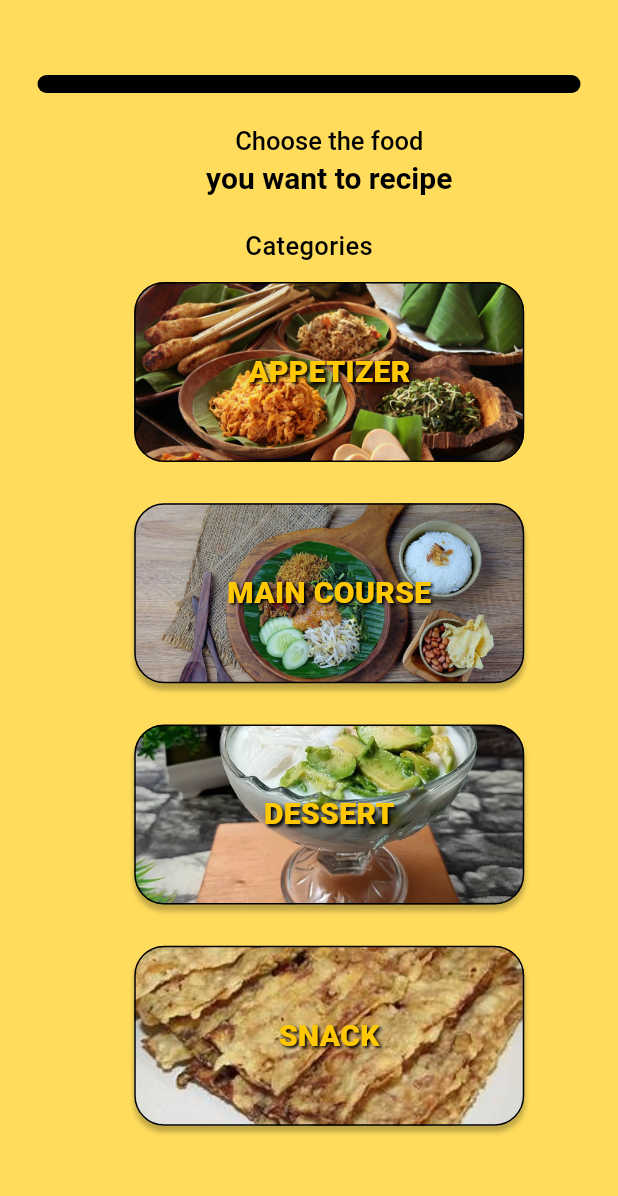
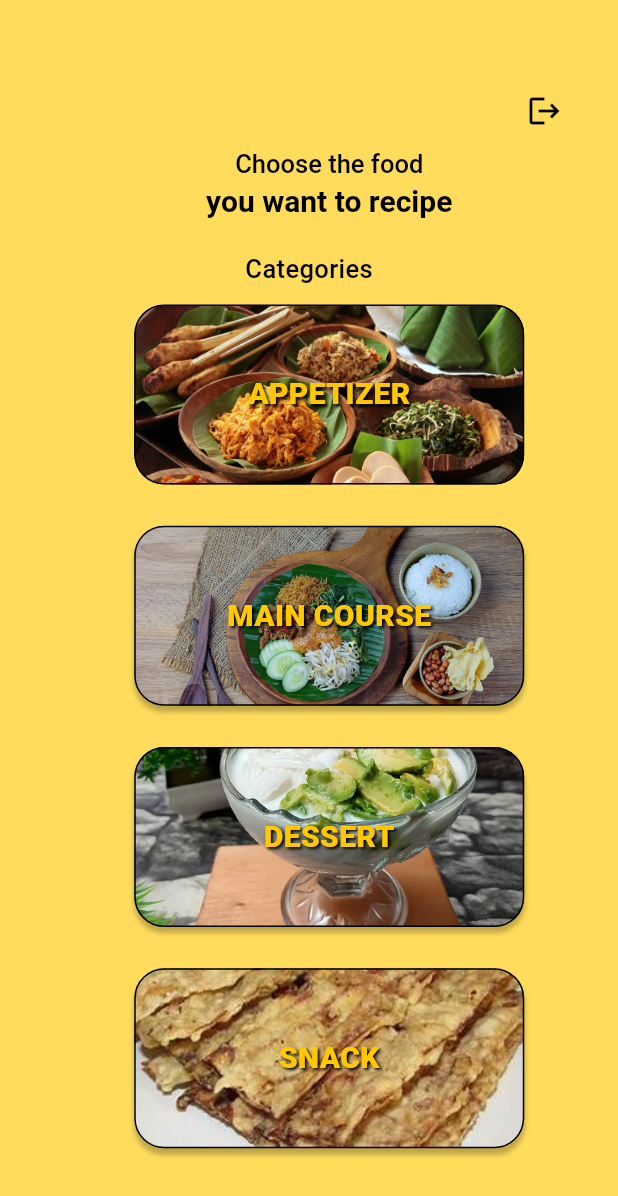
Before and after one commit to trianaumimarifah/Nusafood, a Flutter app: the Menu screen opened by its route, on a phone screen of 412 x 824 dp. Shown: the top 1196 px of the screen. Run offline on Flutter 3.47's test engine with Material 3 defaults, Android fonts, the phone set to English and light mode, and no system bars; our stand-ins replace bloc, cloud_firestore, firebase_auth, firebase_core, firebase_storage, flutter_bloc and 4 more; accounts and stored records are empty; Roboto replaces fonts that are missing (Maven Pro).

Commit message:
perubahan tombol output

```diff
--- a/lib/pages/menu.dart
+++ b/lib/pages/menu.dart
@@ -3,6 +3,7 @@ import 'package:flutter_app/pages/pilihan_appetizeer.dart';
 import 'package:flutter_app/pages/pilihan_dessert.dart';
 import 'package:flutter_app/pages/pilihan_main_course.dart';
 import 'package:flutter_app/pages/pilihan_snack.dart';
+import 'package:flutter_app/pages/log_in.dart'; // Import login page
 import 'package:google_fonts/google_fonts.dart';
 
 class Menu extends StatelessWidget {
@@ -29,47 +30,21 @@ class Menu extends StatelessWidget {
                 mainAxisAlignment: MainAxisAlignment.start,
                 crossAxisAlignment: CrossAxisAlignment.start,
                 children: [
-                  GestureDetector(
-                    onTap: () {
-                      // Add navigation to menu page here
-                    },
-                    child: Container(
-                      margin: EdgeInsets.fromLTRB(0, 0, 0, 21),
-                      child: Align(
-                        alignment: Alignment.topLeft,
-                        child: Container(
-                          decoration: BoxDecoration(
-                            color: Color(0xFF000000),
-                            borderRadius: BorderRadius.circular(20),
-                          ),
-                          child: Row(
-                            mainAxisAlignment: MainAxisAlignment.center,
-                            children: [
-                              Container(
-                                width: 40,
-                                height: 4,
-                                margin: EdgeInsets.all(4),
-                              ),
-                              Container(
-                                width: 40,
-                                height: 4,
-                                margin: EdgeInsets.all(4),
-                              ),
-                              Container(
-                                width: 40,
-                                height: 4,
-                                margin: EdgeInsets.all(4),
-                              ),
-                              Container(
-                                width: 40,
-                                height: 4,
-                                margin: EdgeInsets.all(4),
-                              ),
-                            ],
-                          ),
-                        ),
+                  Row(
+                    mainAxisAlignment: MainAxisAlignment.end,
+                    children: [
+                      IconButton(
+                        icon: Icon(Icons.logout, color: Colors.black),
+                        onPressed: () {
+                          Navigator.pushReplacement(
+                            context,
+                            MaterialPageRoute(
+                              builder: (context) => LoginScreen(),
+                            ),
+                          );
+                        },
                       ),
-                    ),
+                    ],
                   ),
                   Container(
                     margin: EdgeInsets.fromLTRB(27, 0, 0, 21),
```
Also changed, not shown: lib/pages/utama.dart (line endings or trailing spaces).
